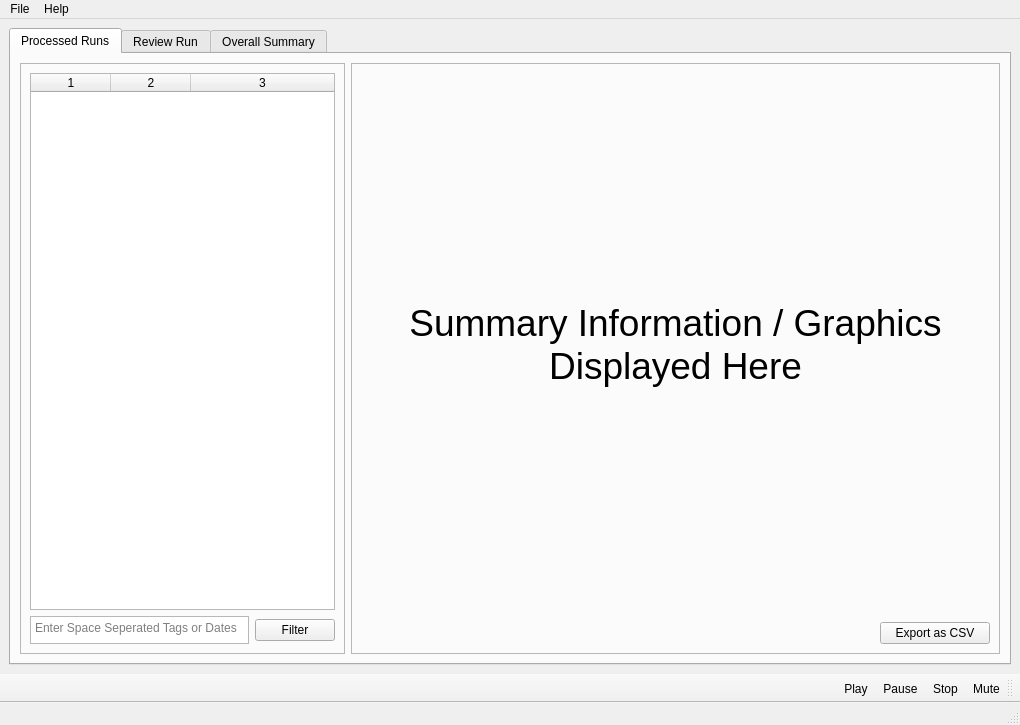
Before: the Qt Designer form qtsrc/eyeplus/mainwindow.ui in starshine-bcit/eyeplus, drawn with Qt 5.
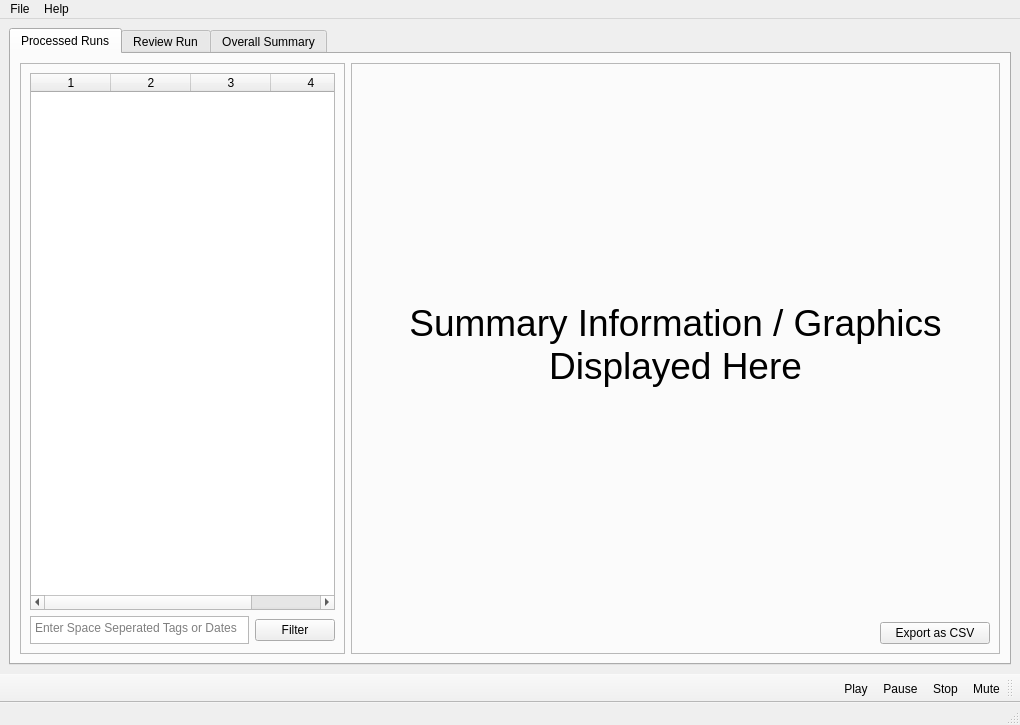
After: the same form once the commit is applied. The open tabs and pages were chosen to show the change. Icons and pictures are not drawn.

Commit message: Add ability to import data from GUI Add population of runs table from database Add playback of videos from double-clicking run Add methods to load all gaze or imu data from database

Diff of the .ui file:
```diff
--- a/qtsrc/eyeplus/mainwindow.ui
+++ b/qtsrc/eyeplus/mainwindow.ui
@@ -55,10 +55,10 @@
               <number>0</number>
              </property>
              <property name="columnCount">
-              <number>3</number>
+              <number>4</number>
              </property>
              <attribute name="horizontalHeaderMinimumSectionSize">
-              <number>80</number>
+              <number>25</number>
              </attribute>
              <attribute name="horizontalHeaderDefaultSectionSize">
               <number>80</number>
@@ -72,6 +72,7 @@
              <column/>
              <column/>
              <column/>
+             <column/>
             </widget>
            </item>
            <item>
```
Left out of the diff: 14 changed lines with no effect on the pictures. The commit also changes 4 other files.
